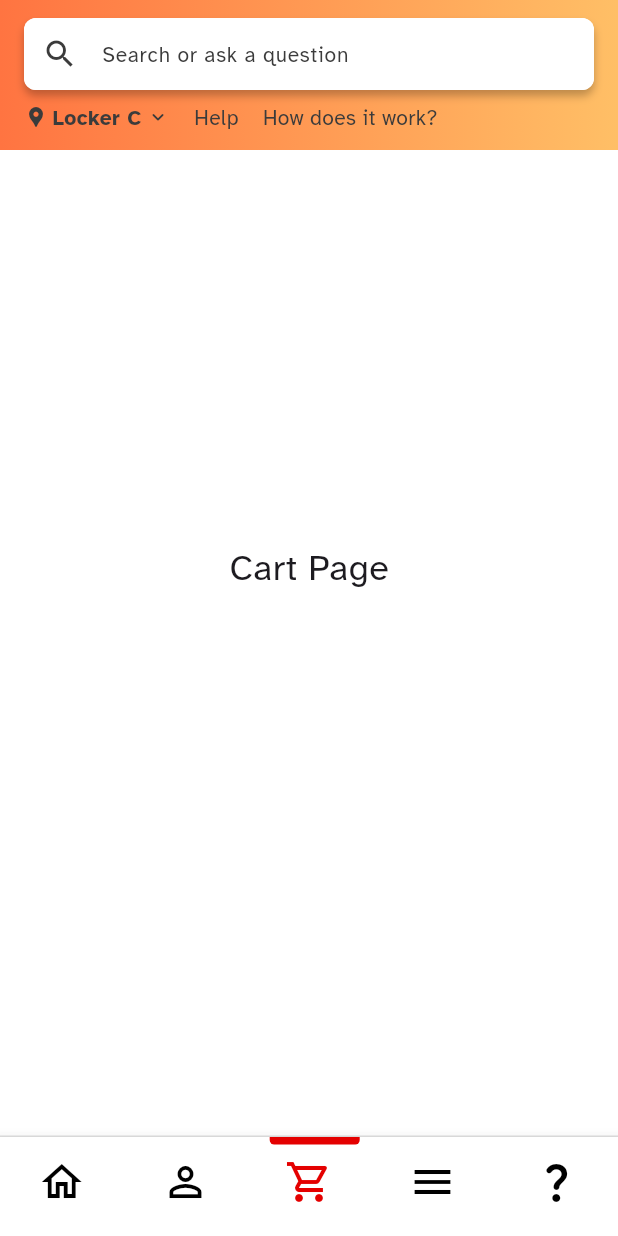
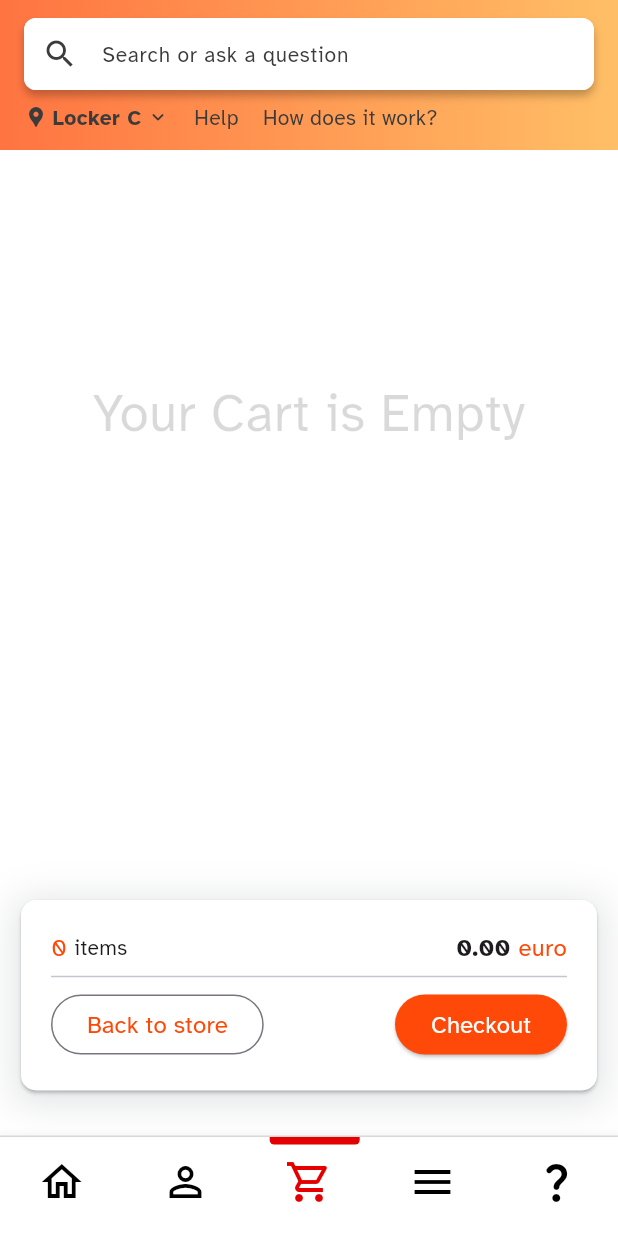
Before and after one commit to RobertBockit/modulor_app, a Flutter app: the screen it shows after launch, item 3 of the bottom bar chosen, on a phone screen of 412 x 824 dp. Run offline on Flutter 3.47's test engine with Material 3 defaults, Android fonts, the phone set to English and light mode, and no system bars; our stand-ins replace infinite_scroll_pagination; network calls fail.

Commit message:
WIP added infinite scrolling with dummyjson products, fixed cart problem

```diff
--- /dev/null
+++ b/lib/components/cart_components/cart_list.dart
@@ -0,0 +1,37 @@
+import 'package:flutter/material.dart';
+import '../../models/item.dart';
+import 'cart_item.dart';
+
+
+class CartList extends StatelessWidget {
+  final List<Item> items;
+  final void Function(String id, num newAmount) changeAmount;
+
+  const CartList({super.key, required this.items, required this.changeAmount});
+
+  @override
+  Widget build(BuildContext context) {
+    Size size = MediaQuery.of(context).size;
+    return SizedBox(
+      height: items.isNotEmpty ? size.height / 3 : size.height/2,
+      width: size.width,
+      child: items.isNotEmpty
+          ? ListView.builder(
+        itemCount: items.length,
+        itemBuilder: (context, index) {
+          final Item item = items[index];
+          return CartItemNew(changeAmount: changeAmount, item: item);
+        },
+      )
+          : const Center(
+        child: Text("Your Cart is Empty",
+            textAlign: TextAlign.center,
+            style: TextStyle(
+              color: Color.fromRGBO(0, 0, 0, 0.15),
+              fontWeight: FontWeight.w500,
+              fontSize: 35,
+            )),
+      ),
+    );
+  }
+}
--- /dev/null
+++ b/lib/components/cart_components/order_summary.dart
@@ -0,0 +1,86 @@
+import 'package:flutter/material.dart';
+import '../../models/price.dart';
+
+class OrderSummary extends StatelessWidget {
+  const OrderSummary(
+      {super.key, required this.totalPrice, required this.totalItems});
+
+  final Price totalPrice;
+  final num totalItems;
+
+  @override
+  Widget build(BuildContext context) {
+    return Container(
+        decoration: const BoxDecoration(
+            boxShadow: [BoxShadow(
+              blurRadius: 20,
+              blurStyle: BlurStyle.normal,
+              color: Color.fromRGBO(12, 24, 35, 0.12),
+              offset: Offset(0, 4),
+              spreadRadius: 0,
+            )]
+        ),
+        child: Card(
+            color: const Color.fromARGB(255, 255, 255, 255),
+            shape: RoundedRectangleBorder(borderRadius: BorderRadius.circular(10)),
+            child: Padding(
+                padding: const EdgeInsets.all(20),
+                child: Column(
+                  crossAxisAlignment: CrossAxisAlignment.stretch,
+                  children: [
+                    Row(
+                      mainAxisAlignment: MainAxisAlignment.spaceBetween,
+                      children: [
+                        Row(
+                          mainAxisAlignment: MainAxisAlignment.spaceEvenly,
+                          children: [
+                            Text(
+                                style: const TextStyle(
+                                    color: Color.fromARGB(255, 255, 73, 8),
+                                    fontSize: 16),
+                                "$totalItems "),
+                            const Text("items")
+                          ],
+                        ),
+                        Row(
+                            mainAxisAlignment: MainAxisAlignment.spaceEvenly,
+                            children: [
+                              Text(
+                                  style: const TextStyle(
+                                      fontWeight: FontWeight.w600, fontSize: 16),
+                                  "${totalPrice.price.toStringAsFixed(2)} "),
+                              Text(
+                                  style: const TextStyle(
+                                      color: Color.fromARGB(255, 255, 73, 8),
+                                      fontSize: 16),
+                                  totalPrice.currency.name)
+                            ])
+                      ],
+                    ),
+                    const Divider(),
+                    Row(
+                      mainAxisAlignment: MainAxisAlignment.spaceBetween,
+                      children: [
+                        OutlinedButton(
+                            onPressed: () {Navigator.pop(
+                                context
+                            );},
+                            child: const Text(
+                                style: TextStyle(
+                                    color: Color.fromARGB(255, 255, 73, 8),
+                                    fontSize: 16),
+                                "Back to store")),
+                        ElevatedButton(
+                            onPressed: () {},
+                            style: ElevatedButton.styleFrom(backgroundColor: const Color.fromARGB(255, 255, 73, 8),),
+                            child: const Text(
+                                style: TextStyle(
+                                    color: Color.fromARGB(255, 255, 255, 255),
+                                    fontSize: 16),
+                                "Checkout"))
+                      ],
+                    )
+                  ],
+                ))));
+  }
+}
--- /dev/null
+++ b/lib/models/item.dart
@@ -0,0 +1,9 @@
+import 'price.dart';
+class Item{
+  String productId = "";
+  num amount = 1;
+  String productIcon = "";
+  String productName = "";
+  late Price productPrice;
+  Item(this.productId, this.productIcon, this.productName, this.productPrice);
+}
--- /dev/null
+++ b/lib/models/order.dart
@@ -0,0 +1,62 @@
+import 'package:uuid/v4.dart';
+import 'enums/currency.dart';
+import 'price.dart';
+import 'item.dart';
+
+class Order{
+  String id = "";
+  List<Item> orderItems=[];
+  Price totalPrice = Price(Currency.euro, 0);
+  num totalAmount = 0;
+
+  Order(this.orderItems){
+    id = const UuidV4().generate();
+    calculateTotalPrice();
+    calculateTotalAmount();
+  }
+
+  void calculateTotalPrice(){
+    double newPrice = 0;
+    for (var el in orderItems) {
+      newPrice+=el.productPrice.price*el.amount;
+    }
+    totalPrice = Price(Currency.euro, newPrice);
+  }
+
+  void calculateTotalAmount(){
+    num newTotalAmount = 0;
+    for(var el in orderItems){
+      newTotalAmount+=el.amount;
+    }
+
+    totalAmount = newTotalAmount;
+  }
+
+  void addNewProduct(Item newItem){
+
+    var indexOfNewItem = orderItems.indexWhere((i)=>i.productId==newItem.productId);
+
+    if(indexOfNewItem!=-1){
+      orderItems[indexOfNewItem].amount+=1;
+    }else {
+      orderItems.add(newItem);
+    }
+    calculateTotalPrice();
+    calculateTotalAmount();
+  }
+
+  void removeProduct(String id){
+    orderItems.remove(orderItems.firstWhere((el)=>el.productId==id));
+    calculateTotalPrice();
+    calculateTotalAmount();
+  }
+
+  void clearOrder(){
+    orderItems.clear();
+    calculateTotalPrice();
+    calculateTotalAmount();
+  }
+
+
+
+}
--- a/lib/screens/cart_page.dart
+++ b/lib/screens/cart_page.dart
@@ -1,10 +1,39 @@
 import 'package:flutter/material.dart';
+import 'package:provider/provider.dart';
+import '../components/cart_components/cart_list.dart';
+import '../components/cart_components/order_summary.dart';
+import '../providers/cart_provider.dart';
 
-class CartPage extends StatelessWidget {
+class Cart extends StatefulWidget {
+  const Cart({super.key});
+
+  @override
+  State<StatefulWidget> createState() => _CartState();
+}
+
+class _CartState extends State<Cart> {
   @override
   Widget build(BuildContext context) {
-    return Center(
-      child: Text('Cart Page', style: TextStyle(fontSize: 24)),
-    );
+    return Consumer<CartProvider>(
+        builder: (BuildContext context, CartProvider order, Widget? child) {
+          return  Padding( padding: const EdgeInsets.only(top:26, bottom: 26, right:10, left:10), child: Column(
+                mainAxisAlignment: MainAxisAlignment.spaceBetween,
+                crossAxisAlignment: CrossAxisAlignment.stretch,
+                children: [
+                  Column(crossAxisAlignment: CrossAxisAlignment.start, children: [
+                    const Text(
+                        style: TextStyle(
+                            color: Color.fromARGB(255, 255, 73, 8),
+                            fontWeight: FontWeight.w600,
+                            fontSize: 30),
+                        "Your cart"),
+                    CartList(items: order.items, changeAmount: order.changeAmount),
+                  ]),
+                  OrderSummary(
+                      totalPrice: order.totalPrice, totalItems: order.totalAmount)
+                ],
+              ),
+              );
+        });
   }
 }
--- a/lib/screens/home_screen.dart
+++ b/lib/screens/home_screen.dart
@@ -23,7 +23,7 @@ class _MainScreenState extends State<MainScreen> {
     _pages = [
       HomePage(), // Home page
       ProfilePage(),
-      CartPage(),
+      Cart(),
       MenuPage(),
       SupportPage(),
     ];
--- a/pubspec.yaml
+++ b/pubspec.yaml
@@ -28,13 +28,17 @@ environment:
 # the latest version available on pub.dev. To see which dependencies have newer
 # versions available, run `flutter pub outdated`.
 dependencies:
-  provider: ^6.0.1 # Check for the latest version on pub.dev
+  provider: ^6.0.1
+  uuid: ^4.4.2
+
   flutter:
     sdk: flutter
 
   # The following adds the Cupertino Icons font to your application.
   # Use with the CupertinoIcons class for iOS style icons.
   cupertino_icons: ^1.0.8
+  infinite_scroll_pagination: ^4.1.0
+  http: ^1.2.2
 
 dev_dependencies:
   flutter_test:
```
Also changed, not shown: lib/components/cart_components/cart_item.dart (added, +107 -0 lines), lib/components/product_card/product_card.dart (+63 -41 lines), lib/main.dart (+6 -2 lines), lib/providers/app_state.dart (+100 -2 lines), lib/providers/cart_provider.dart (added, +58 -0 lines), lib/screens/home_page.dart (+40 -65 lines), pubspec.lock.
